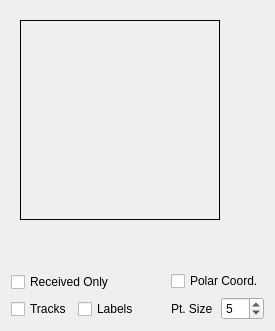
This is muondetector-gui/src/main/gnssposwidget.ui in MuonPi/muondetector as Qt 5 draws it before an edit. The edited form follows.
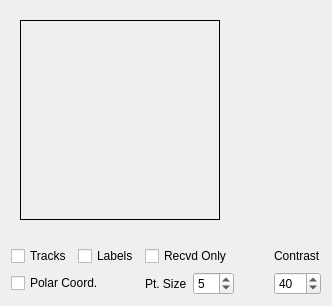
This is the edited form.

Commit message: - improved GNNS sats widget further: sat tracks and history use now averaged cnr values for each (Az,El) space point - modified autoscaling of histograms; not optimal yet, though

Diff of the .ui file:
```diff
--- a/muondetector-gui/src/main/gnssposwidget.ui
+++ b/muondetector-gui/src/main/gnssposwidget.ui
@@ -6,8 +6,8 @@
    <rect>
     <x>0</x>
     <y>0</y>
-    <width>275</width>
-    <height>331</height>
+    <width>332</width>
+    <height>306</height>
    </rect>
   </property>
   <property name="windowTitle">
@@ -52,32 +52,63 @@
      </widget>
     </widget>
    </item>
-   <item row="1" column="0" rowspan="2">
+   <item row="1" column="0">
     <layout class="QGridLayout" name="gridLayout">
-     <item row="0" column="0" colspan="2">
-      <widget class="QCheckBox" name="receivedSatsCheckBox">
-       <property name="text">
-        <string>Received Only</string>
-       </property>
-      </widget>
-     </item>
-     <item row="1" column="0">
+     <item row="0" column="0">
       <widget class="QCheckBox" name="tracksCheckBox">
        <property name="text">
         <string>Tracks</string>
        </property>
       </widget>
      </item>
-     <item row="1" column="1">
+     <item row="0" column="1">
       <widget class="QCheckBox" name="satLabelsCheckBox">
        <property name="text">
         <string>Labels</string>
        </property>
       </widget>
      </item>
+     <item row="0" column="2">
+      <widget class="QCheckBox" name="receivedSatsCheckBox">
+       <property name="text">
+        <string>Recvd Only</string>
+       </property>
+      </widget>
+     </item>
+     <item row="1" column="0" colspan="2">
+      <widget class="QCheckBox" name="cartPolarCheckBox">
+       <property name="text">
+        <string>Polar Coord.</string>
+       </property>
+      </widget>
+     </item>
+     <item row="1" column="2">
+      <layout class="QHBoxLayout" name="horizontalLayout">
+       <item>
+        <widget class="QLabel" name="label">
+         <property name="text">
+          <string>Pt. Size</string>
+         </property>
+        </widget>
+       </item>
+       <item>
+        <widget class="QSpinBox" name="satSizeSpinBox">
+         <property name="minimum">
+          <number>1</number>
+         </property>
+         <property name="maximum">
+          <number>20</number>
+         </property>
+         <property name="value">
+          <number>5</number>
+         </property>
+        </widget>
+       </item>
+      </layout>
+     </item>
     </layout>
    </item>
-   <item row="1" column="1" rowspan="2">
+   <item row="1" column="1">
     <spacer name="horizontalSpacer">
      <property name="orientation">
       <enum>Qt::Horizontal</enum>
@@ -91,31 +122,24 @@
     </spacer>
    </item>
    <item row="1" column="2">
-    <widget class="QCheckBox" name="cartPolarCheckBox">
-     <property name="text">
-      <string>Polar Coord.</string>
-     </property>
-    </widget>
-   </item>
-   <item row="2" column="2">
-    <layout class="QHBoxLayout" name="horizontalLayout">
+    <layout class="QVBoxLayout" name="verticalLayout">
      <item>
-      <widget class="QLabel" name="label">
+      <widget class="QLabel" name="label_2">
        <property name="text">
-        <string>Pt. Size</string>
+        <string>Contrast</string>
        </property>
       </widget>
      </item>
      <item>
-      <widget class="QSpinBox" name="satSizeSpinBox">
+      <widget class="QSpinBox" name="cnrRangeSpinBox">
        <property name="minimum">
         <number>1</number>
        </property>
        <property name="maximum">
-        <number>20</number>
+        <number>99</number>
        </property>
        <property name="value">
-        <number>5</number>
+        <number>40</number>
        </property>
       </widget>
      </item>
```
The commit also changes 6 other files.
